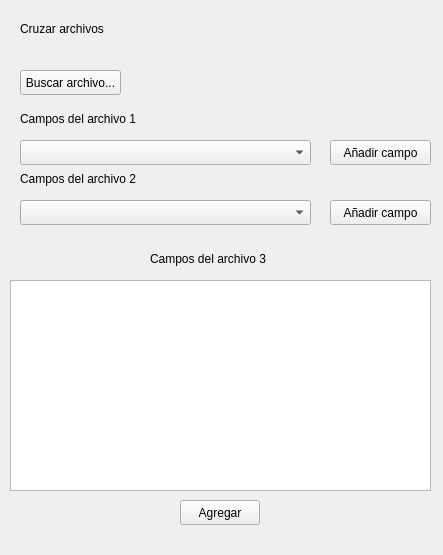
carlosvelaquez/ProyectoEDII, file linkedfileswindow.ui: the form before one commit.
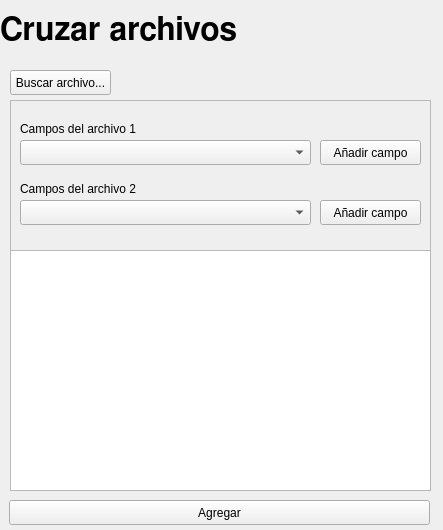
The form after the commit.

Commit message: Cruzar Archivos

```diff
--- a/linkedfileswindow.ui
+++ b/linkedfileswindow.ui
@@ -7,7 +7,7 @@
     <x>0</x>
     <y>0</y>
     <width>443</width>
-    <height>555</height>
+    <height>530</height>
    </rect>
   </property>
   <property name="windowTitle">
@@ -16,94 +16,30 @@
   <widget class="QLabel" name="label">
    <property name="geometry">
     <rect>
-     <x>20</x>
-     <y>20</y>
-     <width>91</width>
-     <height>17</height>
+     <x>0</x>
+     <y>0</y>
+     <width>441</width>
+     <height>61</height>
     </rect>
    </property>
+   <property name="font">
+    <font>
+     <family>FreeSans</family>
+     <pointsize>24</pointsize>
+     <weight>75</weight>
+     <bold>true</bold>
+    </font>
+   </property>
    <property name="text">
     <string>Cruzar archivos</string>
    </property>
   </widget>
-  <widget class="QPushButton" name="pushButton_add1">
-   <property name="geometry">
-    <rect>
-     <x>330</x>
-     <y>140</y>
-     <width>101</width>
-     <height>25</height>
-    </rect>
-   </property>
-   <property name="text">
-    <string>Añadir campo</string>
-   </property>
-  </widget>
-  <widget class="QComboBox" name="comboBox_file1">
-   <property name="geometry">
-    <rect>
-     <x>20</x>
-     <y>140</y>
-     <width>291</width>
-     <height>25</height>
-    </rect>
-   </property>
-  </widget>
-  <widget class="QLabel" name="label_2">
-   <property name="geometry">
-    <rect>
-     <x>20</x>
-     <y>110</y>
-     <width>121</width>
-     <height>17</height>
-    </rect>
-   </property>
-   <property name="text">
-    <string>Campos del archivo 1</string>
-   </property>
-  </widget>
-  <widget class="QLabel" name="label_3">
-   <property name="geometry">
-    <rect>
-     <x>20</x>
-     <y>170</y>
-     <width>141</width>
-     <height>17</height>
-    </rect>
-   </property>
-   <property name="text">
-    <string>Campos del archivo 2</string>
-   </property>
-  </widget>
-  <widget class="QComboBox" name="comboBox_file2">
-   <property name="geometry">
-    <rect>
-     <x>20</x>
-     <y>200</y>
-     <width>291</width>
-     <height>25</height>
-    </rect>
-   </property>
-  </widget>
-  <widget class="QPushButton" name="pushButton_add2">
-   <property name="geometry">
-    <rect>
-     <x>330</x>
-     <y>200</y>
-     <width>101</width>
-     <height>25</height>
-    </rect>
-   </property>
-   <property name="text">
-    <string>Añadir campo</string>
-   </property>
-  </widget>
   <widget class="QPushButton" name="pushButton_send">
    <property name="geometry">
     <rect>
-     <x>180</x>
+     <x>9</x>
      <y>500</y>
-     <width>80</width>
+     <width>421</width>
      <height>25</height>
     </rect>
    </property>
@@ -115,29 +51,16 @@
    <property name="geometry">
     <rect>
      <x>10</x>
-     <y>280</y>
-     <width>421</width>
-     <height>211</height>
-    </rect>
-   </property>
-  </widget>
-  <widget class="QLabel" name="label_4">
-   <property name="geometry">
-    <rect>
-     <x>150</x>
      <y>250</y>
-     <width>121</width>
-     <height>17</height>
+     <width>421</width>
+     <height>241</height>
     </rect>
    </property>
-   <property name="text">
-    <string>Campos del archivo 3</string>
-   </property>
   </widget>
   <widget class="QPushButton" name="pushButton_find">
    <property name="geometry">
     <rect>
-     <x>20</x>
+     <x>10</x>
      <y>70</y>
      <width>101</width>
      <height>25</height>
@@ -147,6 +70,94 @@
     <string>Buscar archivo...</string>
    </property>
   </widget>
+  <widget class="QFrame" name="frame">
+   <property name="geometry">
+    <rect>
+     <x>10</x>
+     <y>100</y>
+     <width>421</width>
+     <height>151</height>
+    </rect>
+   </property>
+   <property name="frameShape">
+    <enum>QFrame::StyledPanel</enum>
+   </property>
+   <property name="frameShadow">
+    <enum>QFrame::Raised</enum>
+   </property>
+   <widget class="QLabel" name="label_2">
+    <property name="geometry">
+     <rect>
+      <x>10</x>
+      <y>20</y>
+      <width>121</width>
+      <height>17</height>
+     </rect>
+    </property>
+    <property name="text">
+     <string>Campos del archivo 1</string>
+    </property>
+   </widget>
+   <widget class="QComboBox" name="comboBox_file1">
+    <property name="geometry">
+     <rect>
+      <x>10</x>
+      <y>40</y>
+      <width>291</width>
+      <height>25</height>
+     </rect>
+    </property>
+   </widget>
+   <widget class="QPushButton" name="pushButton_add1">
+    <property name="geometry">
+     <rect>
+      <x>310</x>
+      <y>40</y>
+      <width>101</width>
+      <height>25</height>
+     </rect>
+    </property>
+    <property name="text">
+     <string>Añadir campo</string>
+    </property>
+   </widget>
+   <widget class="QLabel" name="label_3">
+    <property name="geometry">
+     <rect>
+      <x>10</x>
+      <y>80</y>
+      <width>141</width>
+      <height>17</height>
+     </rect>
+    </property>
+    <property name="text">
+     <string>Campos del archivo 2</string>
+    </property>
+   </widget>
+   <widget class="QComboBox" name="comboBox_file2">
+    <property name="geometry">
+     <rect>
+      <x>10</x>
+      <y>100</y>
+      <width>291</width>
+      <height>25</height>
+     </rect>
+    </property>
+   </widget>
+   <widget class="QPushButton" name="pushButton_add2">
+    <property name="geometry">
+     <rect>
+      <x>310</x>
+      <y>100</y>
+      <width>101</width>
+      <height>25</height>
+     </rect>
+    </property>
+    <property name="text">
+     <string>Añadir campo</string>
+    </property>
+   </widget>
+  </widget>
  </widget>
  <resources/>
  <connections/>
```
The commit also changes 5 other files.
